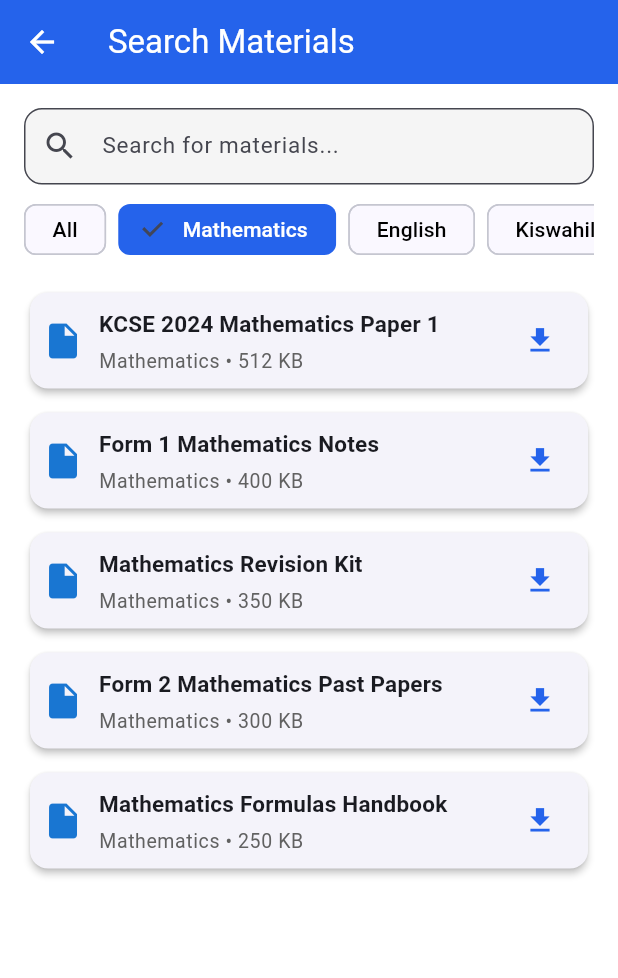
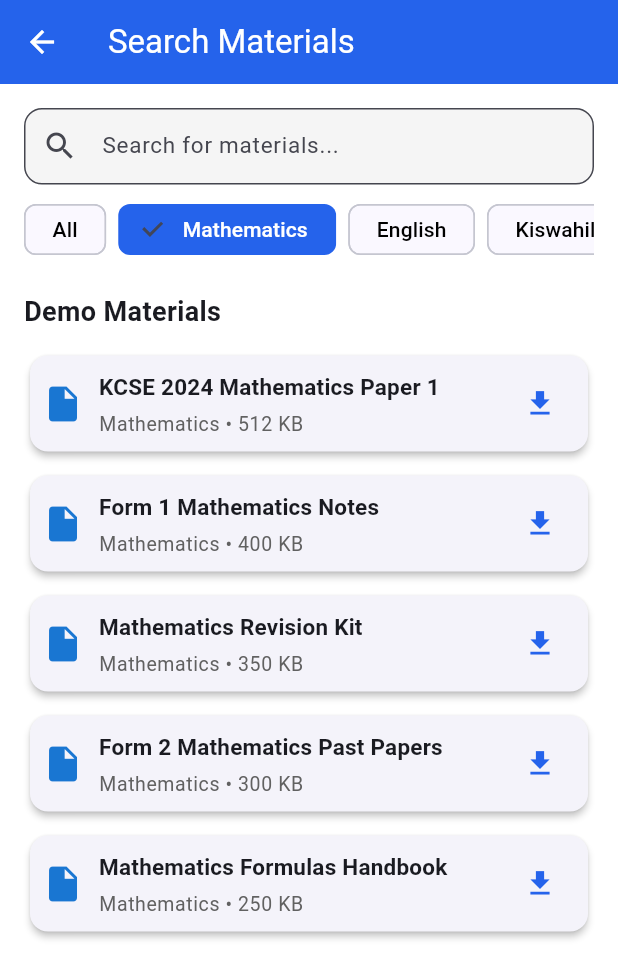
Before and after one commit to Faqih001/learning_material_downloader-app, a Flutter app: the SearchScreen screen opened by its route, after a tap on "Mathematics", on a phone screen of 412 x 824 dp. Shown: the top 978 px of the screen. Run offline on Flutter 3.47's test engine with Material 3 defaults, Android fonts, the phone set to English and light mode, and no system bars; our stand-ins replace carousel_slider, file_picker, flutter_dotenv, google_generative_ai, google_maps_flutter, shared_preferences and 2 more; accounts and stored records are empty.

Commit message:
feat: Implement uploaded materials fetching and enhance search functionality in search screen

```diff
--- a/lib/screens/search_screen.dart
+++ b/lib/screens/search_screen.dart
@@ -4,6 +4,8 @@ import '../models/material.dart';
 import '../widgets/material_card.dart';
 import '../services/auth_service.dart';
 import 'package:url_launcher/url_launcher.dart';
+import 'package:supabase_flutter/supabase_flutter.dart';
+import '../services/supabase_crud_service.dart';
 
 class SearchScreen extends StatefulWidget {
   const SearchScreen({super.key});
@@ -13,6 +15,8 @@ class SearchScreen extends StatefulWidget {
 }
 
 class _SearchScreenState extends State<SearchScreen> {
+  List<LearningMaterial> _uploadedMaterials = [];
+  bool _loadingUploaded = true;
   final TextEditingController _searchController = TextEditingController();
   String _query = '';
   String _selectedSubject = 'All';
@@ -683,6 +687,27 @@ class _SearchScreenState extends State<SearchScreen> {
   void initState() {
     super.initState();
     _loadUser();
+    _fetchUploadedMaterials();
+  }
+
+  Future<void> _fetchUploadedMaterials() async {
+    try {
+      final supabase = Supabase.instance.client;
+      final crud = SupabaseCrudService(supabase);
+      final materials = await crud.fetchMaterials();
+      if (!mounted) return;
+      setState(() {
+        _uploadedMaterials = materials;
+        _loadingUploaded = false;
+      });
+    } catch (e, st) {
+      debugPrint('Error fetching uploaded materials: $e\n$st');
+      if (!mounted) return;
+      setState(() {
+        _uploadedMaterials = [];
+        _loadingUploaded = false;
+      });
+    }
   }
 
   Future<void> _loadUser() async {
@@ -717,6 +742,17 @@ class _SearchScreenState extends State<SearchScreen> {
     }).toList();
   }
 
+  List<LearningMaterial> get _filteredUploadedMaterials {
+    return _uploadedMaterials.where((m) {
+      final matchesQuery =
+          _query.isEmpty ||
+          m.title.toLowerCase().contains(_query.toLowerCase());
+      final matchesSubject =
+          _selectedSubject == 'All' || m.subject == _selectedSubject;
+      return matchesQuery && matchesSubject;
+    }).toList();
+  }
+
   @override
   Widget build(BuildContext context) {
     return Scaffold(
@@ -724,8 +760,7 @@ class _SearchScreenState extends State<SearchScreen> {
         title: const Text('Search Materials'),
         backgroundColor: const Color(0xFF2563EB),
       ),
-      body:
-          _loadingUser
+      body: _loadingUser || _loadingUploaded
           ? const Center(child: CircularProgressIndicator())
           : LayoutBuilder(
               builder: (context, constraints) {
@@ -843,43 +878,73 @@ class _SearchScreenState extends State<SearchScreen> {
                           ),
                           SizedBox(height: isWide ? 24 : 16),
                           Expanded(
-                              child:
-                                  _filteredMaterials.isEmpty
-                                      ? const Center(
-                                        child: Text('No materials found.'),
-                                      )
-                                      : ListView.builder(
-                                        itemCount: _filteredMaterials.length,
-                                        itemBuilder:
-                                            (context, i) => MaterialCard(
-                                              material: _filteredMaterials[i],
+                            child: ListView(
+                              children: [
+                                if (_filteredMaterials.isNotEmpty) ...[
+                                  const Padding(
+                                    padding: EdgeInsets.symmetric(vertical: 8.0),
+                                    child: Text(
+                                      'Demo Materials',
+                                      style: TextStyle(
+                                        fontWeight: FontWeight.bold,
+                                        fontSize: 18,
+                                      ),
+                                    ),
+                                  ),
+                                  ..._filteredMaterials.map((mat) => MaterialCard(
+                                        material: mat,
                                         onDownload: () async {
-                                                final url =
-                                                    _filteredMaterials[i]
-                                                        .fileUrl;
-                                                if (await canLaunchUrl(
-                                                  Uri.parse(url),
-                                                )) {
+                                          final url = mat.fileUrl;
+                                          if (await canLaunchUrl(Uri.parse(url))) {
                                             await launchUrl(
                                               Uri.parse(url),
-                                                    mode:
-                                                        LaunchMode
-                                                            .externalApplication,
+                                              mode: LaunchMode.externalApplication,
                                             );
                                           } else {
                                             if (!context.mounted) return;
-                                                  ScaffoldMessenger.of(
-                                                    context,
-                                                  ).showSnackBar(
+                                            ScaffoldMessenger.of(context).showSnackBar(
                                               SnackBar(
-                                                      content: Text(
-                                                        'Could not launch file URL.',
-                                                      ),
+                                                content: Text('Could not launch file URL.'),
                                               ),
                                             );
                                           }
                                         },
+                                      )),
+                                ],
+                                if (_filteredUploadedMaterials.isNotEmpty) ...[
+                                  const Padding(
+                                    padding: EdgeInsets.symmetric(vertical: 8.0),
+                                    child: Text(
+                                      'Uploaded Materials',
+                                      style: TextStyle(
+                                        fontWeight: FontWeight.bold,
+                                        fontSize: 18,
                                       ),
+                                    ),
+                                  ),
+                                  ..._filteredUploadedMaterials.map((mat) => MaterialCard(
+                                        material: mat,
+                                        onDownload: () async {
+                                          final url = mat.fileUrl;
+                                          if (await canLaunchUrl(Uri.parse(url))) {
+                                            await launchUrl(
+                                              Uri.parse(url),
+                                              mode: LaunchMode.externalApplication,
+                                            );
+                                          } else {
+                                            if (!context.mounted) return;
+                                            ScaffoldMessenger.of(context).showSnackBar(
+                                              SnackBar(
+                                                content: Text('Could not launch file URL.'),
+                                              ),
+                                            );
+                                          }
+                                        },
+                                      )),
+                                ],
+                                if (_filteredMaterials.isEmpty && _filteredUploadedMaterials.isEmpty)
+                                  const Center(child: Text('No materials found.')),
+                              ],
                             ),
                           ),
                         ],
```
Lines whose indentation alone changed are shown as unchanged.
